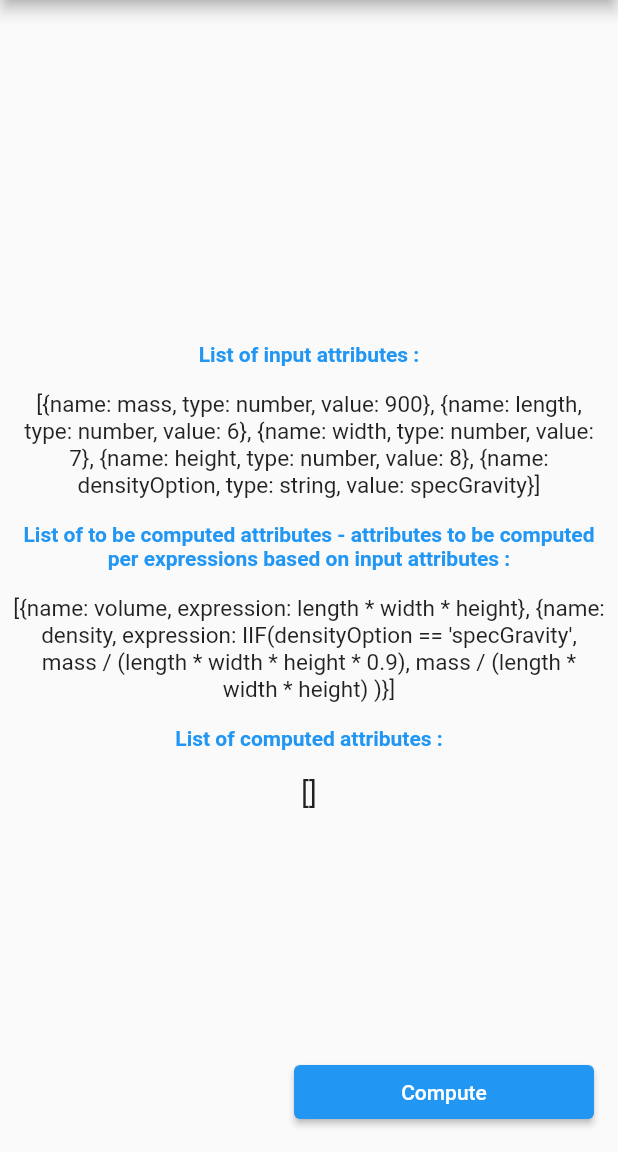
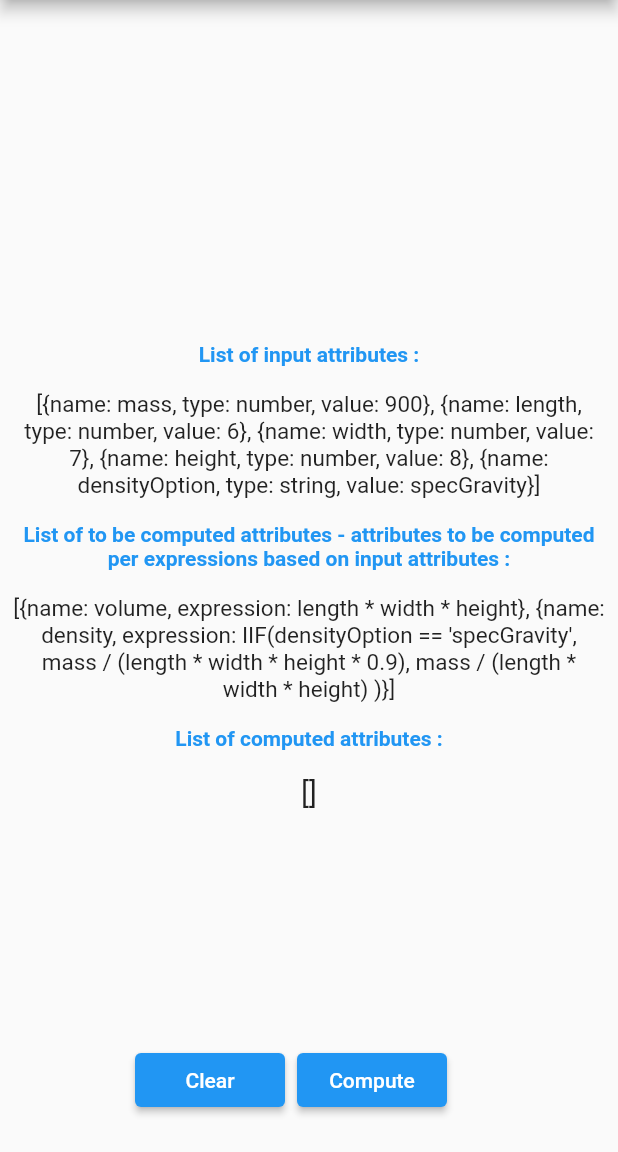
Before and after one commit to girlmiami/sevenlakes, a Flutter app: the screen it shows after launch, on a phone screen of 412 x 824 dp, the part 84-1236 px from its top. Run offline on Flutter 3.47's test engine with Material 2 defaults, Android fonts, the phone set to English and light mode, and no system bars; missing offline and left inert: expressions, function_tree.

Commit message:
few minor changes to clear the result and test case

```diff
--- a/lib/main.dart
+++ b/lib/main.dart
@@ -145,8 +145,24 @@ class _MyHomePageState extends State<MyHomePage> {
           ],
         ),
       ),
-      floatingActionButton: Container(
-        width: 200,
+      floatingActionButton: Row(
+        mainAxisAlignment: MainAxisAlignment.center,
+        children: [
+          Padding(
+            padding: const EdgeInsets.all(8.0),
+            child: Container(
+              width: 100,
+              child: ElevatedButton(
+                onPressed: () {
+                  computedList = [];
+                  setState(() {});
+                },
+                child: Text("Clear"),
+              ),
+            ),
+          ),
+          Container(
+            width: 100,
             child: ElevatedButton(
               onPressed: () {
                 computedList = function(
@@ -158,7 +174,11 @@ class _MyHomePageState extends State<MyHomePage> {
               },
               child: Text("Compute"),
             ),
+          ),
+
+        ],
       ), // This trailing comma makes auto-formatting nicer for build methods.
     );
   }
+
 }
```
Also changed, not shown: lib/function.dart (+0 -25 lines), 1 other file. Lines whose indentation alone changed are shown as unchanged.
